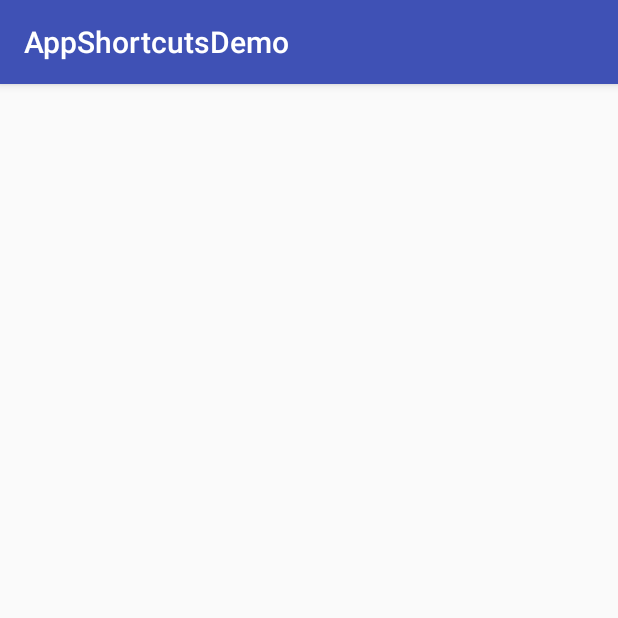
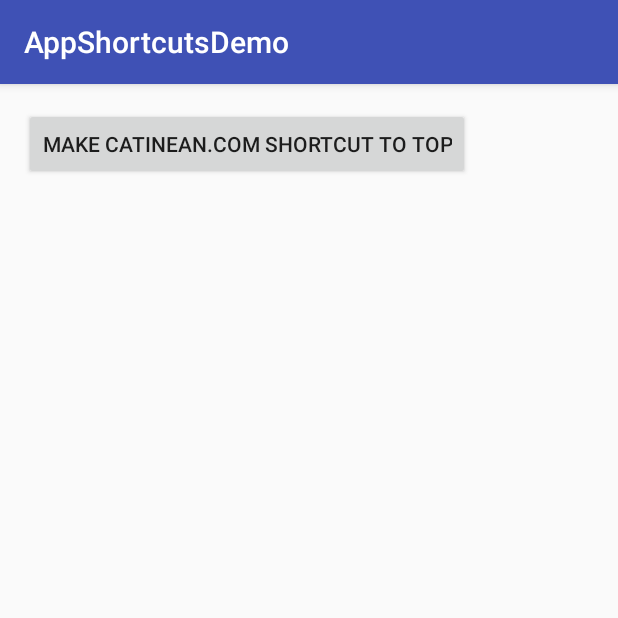
Before and after one commit to Electryc/AppShortcutsDemo, an Android app: the screen it shows after launch (MainActivity), on a phone screen of 412 x 824 dp, the top half of it. Run offline under Robolectric (Android 15) with nearby library versions, the phone set to English and light mode, and no system bars.

Commit message:
Add button to change colour and rank

```diff
--- a/app/src/main/java/com/catinean/appshortcutsdemo/MainActivity.java
+++ b/app/src/main/java/com/catinean/appshortcutsdemo/MainActivity.java
@@ -10,6 +10,7 @@ import android.support.v7.app.AppCompatActivity;
 import android.text.SpannableStringBuilder;
 import android.text.Spanned;
 import android.text.style.ForegroundColorSpan;
+import android.view.View;
 
 import java.util.Arrays;
 
@@ -20,33 +21,51 @@ public class MainActivity extends AppCompatActivity {
         super.onCreate(savedInstanceState);
         setContentView(R.layout.activity_main);
 
-        ShortcutManager shortcutManager = getSystemService(ShortcutManager.class);
+        final ShortcutManager shortcutManager = getSystemService(ShortcutManager.class);
 
-        ForegroundColorSpan colorSpan = new ForegroundColorSpan(getResources().getColor(android.R.color.holo_red_dark, getTheme()));
-        String text = "catinean.com";
-        SpannableStringBuilder spannableStringBuilder = new SpannableStringBuilder(text);
-        spannableStringBuilder.setSpan(colorSpan, 0, text.length(), Spanned.SPAN_INCLUSIVE_INCLUSIVE);
-
-        ShortcutInfo catineanShortcut = new ShortcutInfo.Builder(this, "shortcut_catinean")
-                .setShortLabel(spannableStringBuilder)
+        ShortcutInfo webShortcut = new ShortcutInfo.Builder(this, "shortcut_web")
+                .setShortLabel("catinean.com")
                 .setLongLabel("Open catinean.com web site")
                 .setIcon(Icon.createWithResource(this, R.drawable.ic_dynamic_shortcut))
                 .setIntent(new Intent(Intent.ACTION_VIEW, Uri.parse("https://catinean.com")))
                 .setRank(0)
                 .build();
 
-        ShortcutInfo novodaShortcut = new ShortcutInfo.Builder(this, "shortcut_dynamic")
+        ShortcutInfo dynamicShortcut = new ShortcutInfo.Builder(this, "shortcut_dynamic")
                 .setShortLabel("Dynamic")
                 .setLongLabel("Open dynamic shortcut")
                 .setIcon(Icon.createWithResource(this, R.drawable.ic_dynamic_shortcut_2))
                 .setIntents(
                         new Intent[]{
-                                new Intent(Intent.ACTION_MAIN, null, this, MainActivity.class),
+                                new Intent(Intent.ACTION_MAIN, Uri.EMPTY, this, MainActivity.class).setFlags(Intent.FLAG_ACTIVITY_CLEAR_TASK),
                                 new Intent(DynamicShortcutActivity.ACTION)
                         })
                 .setRank(1)
                 .build();
 
-        shortcutManager.setDynamicShortcuts(Arrays.asList(catineanShortcut, novodaShortcut));
+        shortcutManager.setDynamicShortcuts(Arrays.asList(webShortcut, dynamicShortcut));
+
+        findViewById(R.id.main_rank_button).setOnClickListener(new View.OnClickListener() {
+
+            @Override
+            public void onClick(View view) {
+
+                ForegroundColorSpan colorSpan = new ForegroundColorSpan(getResources().getColor(android.R.color.holo_red_dark, getTheme()));
+                String label = "catinean.com";
+                SpannableStringBuilder colouredLabel = new SpannableStringBuilder(label);
+                colouredLabel.setSpan(colorSpan, 0, label.length(), Spanned.SPAN_INCLUSIVE_INCLUSIVE);
+
+                ShortcutInfo webShortcut = new ShortcutInfo.Builder(MainActivity.this, "shortcut_web")
+                        .setShortLabel(colouredLabel)
+                        .setRank(1)
+                        .build();
+
+                ShortcutInfo dynamicShortcut = new ShortcutInfo.Builder(MainActivity.this, "shortcut_dynamic")
+                        .setRank(0)
+                        .build();
+
+                shortcutManager.updateShortcuts(Arrays.asList(webShortcut, dynamicShortcut));
+            }
+        });
     }
 }
--- a/app/src/main/res/layout/activity_main.xml
+++ b/app/src/main/res/layout/activity_main.xml
@@ -10,4 +10,10 @@
   android:paddingTop="@dimen/activity_vertical_margin"
   tools:context="com.catinean.appshortcutsdemo.MainActivity">
 
+  <Button
+    android:id="@+id/main_rank_button"
+    android:layout_width="wrap_content"
+    android:layout_height="wrap_content"
+    android:text="Make catinean.com shortcut to top" />
+
 </RelativeLayout>
```
